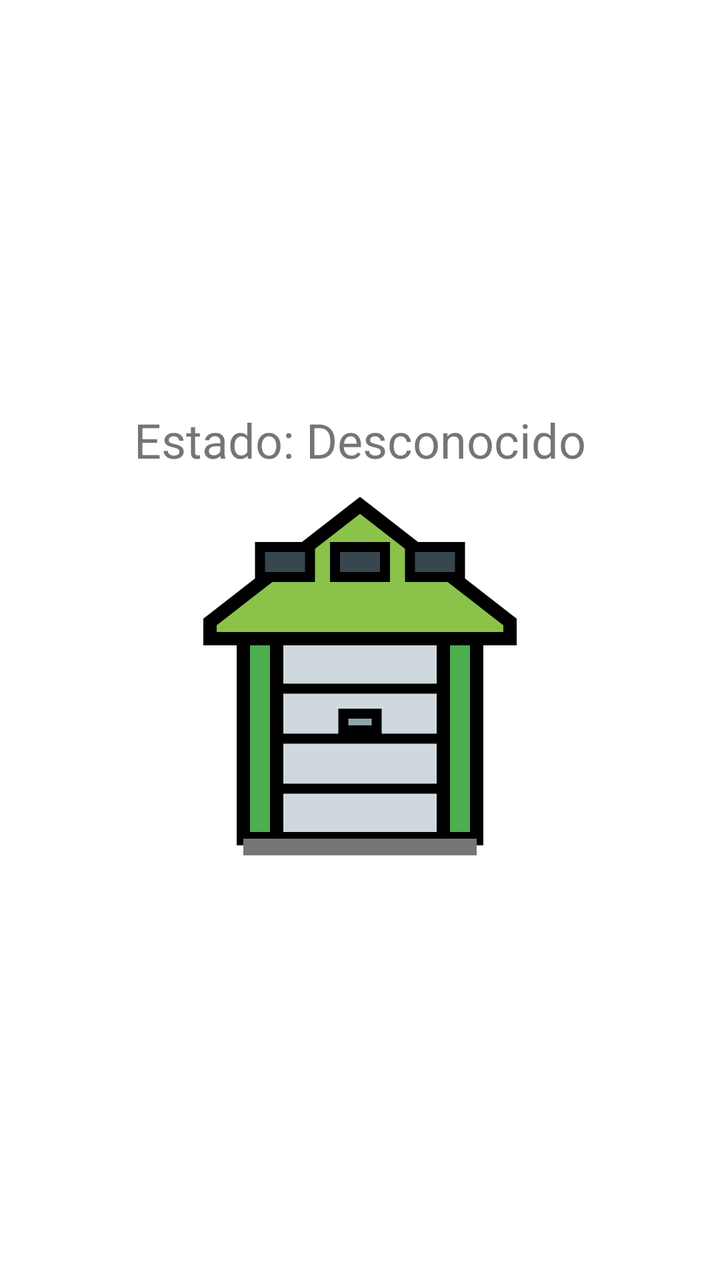
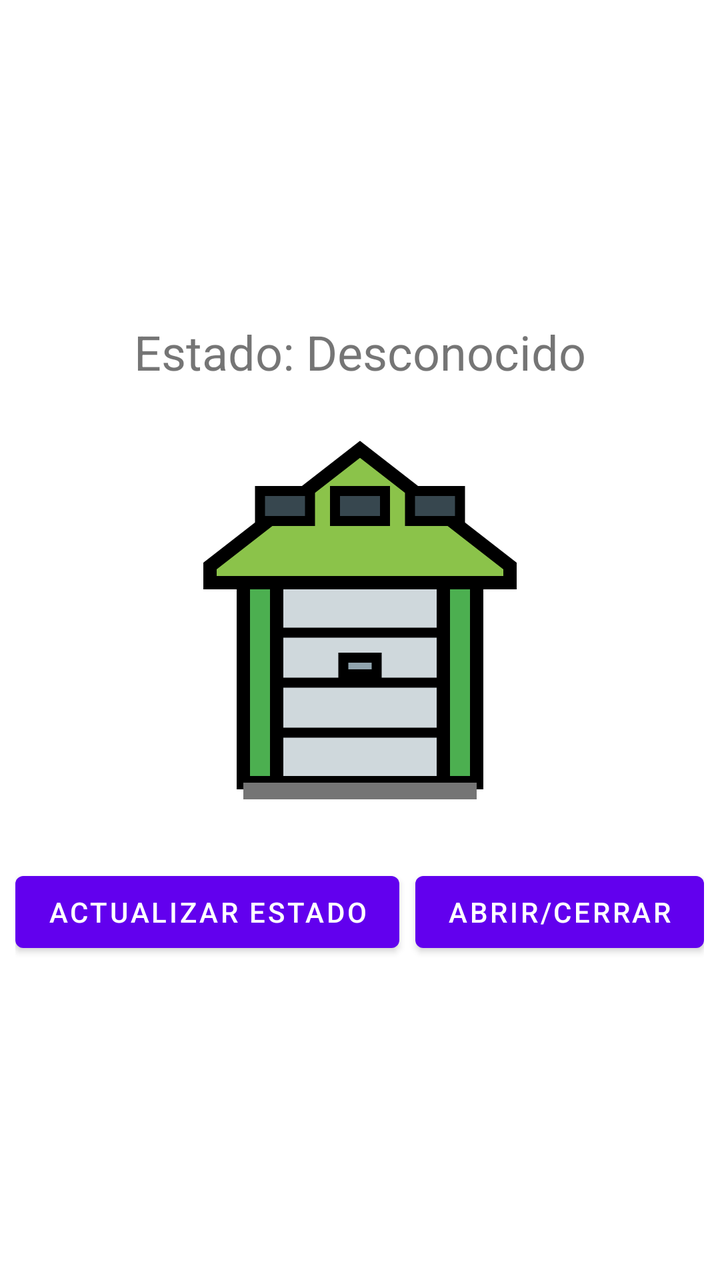

The first picture is an Android layout as it rendered before a commit; the second is the same layout after the commit. The layout source and the unified diff follow.
<!-- AndroidManifest.xml: application theme Theme.MyGarageDoor -->
<!-- res/layout/activity_main.xml -->
<?xml version="1.0" encoding="utf-8"?>

<LinearLayout
    xmlns:android="http://schemas.android.com/apk/res/android"
    android:layout_width="match_parent"
    android:layout_height="match_parent"
    android:orientation="vertical"
    android:gravity="center">

    <TextView
        android:id="@+id/tvEstado"
        android:layout_width="wrap_content"
        android:layout_height="wrap_content"
        android:text="Estado: Desconocido"
        android:textSize="24sp"/>

    <ImageView
        android:id="@+id/ivPuerta"
        android:layout_width="200dp"
        android:layout_height="200dp"
        android:src="@drawable/ic_garage_closed"/>

</LinearLayout>
<!-- resources referenced by this layout -->
<resources>
  <!-- drawable ic_garage_closed (drawable) -->
  <vector xmlns:android="http://schemas.android.com/apk/res/android"
      android:width="24dp"
      android:height="24dp"
      android:viewportWidth="24"
      android:viewportHeight="24">
  
      
  
      
      <path
          android:fillColor="#8BC34A"
          android:strokeColor="#000000"
          android:strokeWidth="0.8"
          android:pathData="M12,2 L3,9 L3,10 L5,10 L5,22 L19,22 L19,10 L21,10 L21,9 L12,2 Z"/>
  
      
      <path
          android:fillColor="#4CAF50"
          android:strokeColor="#000000"
          android:strokeWidth="0.8"
          android:pathData="
              M5,10 L7,10 L7,22 L5,22 Z
              M17,10 L19,10 L19,22 L17,22 Z"/>
  
      
      <path
          android:fillColor="#37474F"
          android:strokeColor="#000000"
          android:strokeWidth="0.6"
          android:pathData="
              M6,4.5 L9,4.5 L9,6.3 L6,6.3 Z
              M10.5,4.5 L13.5,4.5 L13.5,6.3 L10.5,6.3 Z
              M15,4.5 L18,4.5 L18,6.3 L15,6.3 Z"/>
  
      
  
      
      <path
          android:fillColor="#CFD8DC"
          android:strokeColor="#000000"
          android:strokeWidth="0.8"
          android:pathData="M7,10 L17,10 L17,22 L7,22 Z"/>
  
      
      <path
          android:fillColor="@android:color/transparent"
          android:strokeColor="#000000"
          android:strokeWidth="0.6"
          android:pathData="
              M7,13 L17,13
              M7,16 L17,16
              M7,19 L17,19"/>
  
      
      <path
          android:fillColor="#90A4AE"
          android:strokeColor="#000000"
          android:strokeWidth="0.6"
          android:pathData="M11,14.5 L13,14.5 L13,15.5 L11,15.5 Z"/>
  
      
      <path
          android:fillColor="#757575"
          android:pathData="M5,22 L19,22 L19,23 L5,23 Z"/>
  
  </vector>
  <style name="Theme.MyGarageDoor" parent="Theme.MaterialComponents.DayNight.DarkActionBar">
          
          <item name="colorPrimary">@color/purple_500</item>
          <item name="colorPrimaryVariant">@color/purple_700</item>
          <item name="colorOnPrimary">@color/white</item>
          
          <item name="colorSecondary">@color/teal_200</item>
          <item name="colorSecondaryVariant">@color/teal_700</item>
          <item name="colorOnSecondary">@color/black</item>
          
          <item name="android:statusBarColor">?attr/colorPrimaryVariant</item>
          
      </style>
  <color name="purple_500">#FF6200EE</color>
  <color name="purple_700">#FF3700B3</color>
  <color name="white">#FFFFFFFF</color>
  <color name="teal_200">#FF03DAC5</color>
  <color name="teal_700">#FF018786</color>
  <color name="black">#FF000000</color>
</resources>

<!-- the commit's change to res/layout/activity_main.xml (unified diff, before → after) -->
@@ -12,12 +12,36 @@
         android:layout_width="wrap_content"
         android:layout_height="wrap_content"
         android:text="Estado: Desconocido"
-        android:textSize="24sp"/>
+        android:textSize="24sp"
+        android:layout_marginBottom="16dp"/>
 
     <ImageView
         android:id="@+id/ivPuerta"
         android:layout_width="200dp"
         android:layout_height="200dp"
-        android:src="@drawable/ic_garage_closed"/>
+        android:src="@drawable/ic_garage_closed"
+        android:clickable="true"
+        android:focusable="true"
+        android:layout_marginBottom="24dp"/>
+
+    <LinearLayout
+        android:layout_width="wrap_content"
+        android:layout_height="wrap_content"
+        android:orientation="horizontal">
+
+        <Button
+            android:id="@+id/btnRefresh"
+            android:layout_width="wrap_content"
+            android:layout_height="wrap_content"
+            android:text="Actualizar Estado"
+            android:layout_marginEnd="8dp"/>
+
+        <Button
+            android:id="@+id/btnToggle"
+            android:layout_width="wrap_content"
+            android:layout_height="wrap_content"
+            android:text="Abrir/Cerrar"/>
+
+    </LinearLayout>
 
 </LinearLayout>
